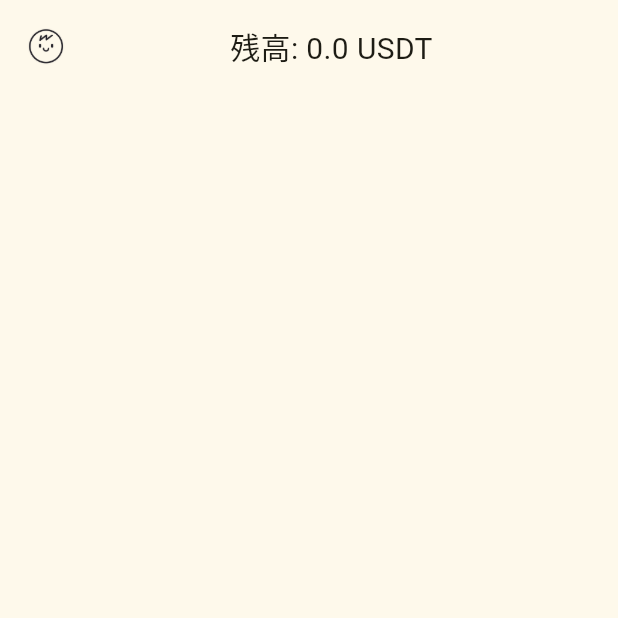
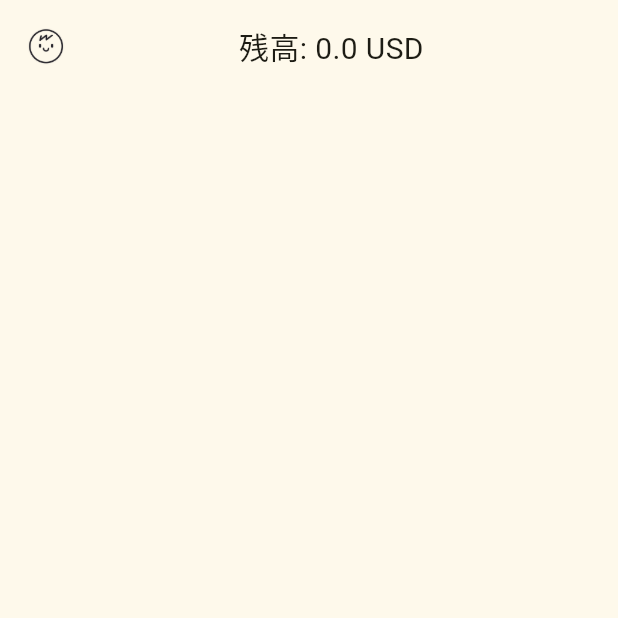
Before and after one commit to t42ji2ji/onichan_eth_tokyo_2024, a Flutter app: the MerchantScreen screen opened directly, on a phone screen of 412 x 824 dp, the top half of it. Run offline on Flutter 3.47's test engine with Material 3 defaults, Android fonts, the phone set to English and light mode, and no system bars; drawn by our look-alikes of oktoast; our stand-ins replace decimal, flutter_animate, flutter_riverpod, google_fonts, percent_indicator, rive and 1 more; missing offline and left inert: reclaim_sdk, text_to_speech, web3dart; generated files the repository leaves out were written again.

Commit message:
fix: add symbol and pk

```diff
--- a/flutter/lib/controller/web3_service.dart
+++ b/flutter/lib/controller/web3_service.dart
@@ -75,6 +75,10 @@ FutureOr<List<Order>> allOrders(AllOrdersRef ref) async {
             id: e[0],
             from: (e[1] as EthereumAddress).hex,
             token: (e[2] as EthereumAddress).hex,
+            symbol: (e[2] as EthereumAddress).hex.toLowerCase() ==
+                    usdtAddress.toLowerCase()
+                ? 'USDT'
+                : 'USDC',
             amount: e[3],
             conditionHash: e[4],
           ))
--- a/flutter/lib/pages/mechant_screen.dart
+++ b/flutter/lib/pages/mechant_screen.dart
@@ -26,7 +26,7 @@ class MerchantScreen extends ConsumerWidget {
                   Image.asset('assets/onii.png', width: 30),
                   Expanded(
                     child: Text(
-                      "残高: ${totalAmount / BigInt.from(10).pow(6)} USDT",
+                      "残高: ${totalAmount / BigInt.from(10).pow(6)} USD",
                       style: GoogleFonts.delaGothicOne().copyWith(
                         fontSize: 20,
                       ),
@@ -69,7 +69,7 @@ class MerchantScreen extends ConsumerWidget {
                                     ),
                                   ),
                                   subtitle: Text(
-                                    "金額: ${order.amount / BigInt.from(10).pow(6)} USDT\n状態: 未受取",
+                                    "金額: ${order.amount / BigInt.from(10).pow(6)} ${order.symbol}\n状態: 未受取",
                                     style: GoogleFonts.delaGothicOne().copyWith(
                                       fontSize: 16,
                                     ),
--- a/flutter/lib/pages/shop_screen.dart
+++ b/flutter/lib/pages/shop_screen.dart
@@ -163,14 +163,14 @@ class _ShopScreenState extends ConsumerState<ShopScreen>
               ],
             ),
             Text(
-              "USDT",
+              widget.order.symbol,
               style: GoogleFonts.delaGothicOne().copyWith(
                 fontSize: 70,
               ),
               textAlign: TextAlign.center,
             ),
             Text(
-              "max: $maxAmount USDT",
+              "max: $maxAmount ${widget.order.symbol}",
               style: GoogleFonts.delaGothicOne().copyWith(
                 fontSize: 14,
               ),
@@ -182,7 +182,7 @@ class _ShopScreenState extends ConsumerState<ShopScreen>
               child: Column(
                 children: [
                   Text(
-                    "${(value).toStringAsFixed(2)} USDT",
+                    "${(value).toStringAsFixed(2)} ${widget.order.symbol}",
                     style: GoogleFonts.delaGothicOne().copyWith(
                       fontSize: 20,
                     ),
--- a/flutter/lib/types/order.dart
+++ b/flutter/lib/types/order.dart
@@ -2,6 +2,7 @@ class Order {
   final BigInt id;
   final String from;
   final String token;
+  final String symbol;
   final BigInt amount;
   final BigInt conditionHash;
 
@@ -9,6 +10,7 @@ class Order {
     required this.id,
     required this.from,
     required this.token,
+    required this.symbol,
     required this.amount,
     required this.conditionHash,
   });
```
Also changed, not shown: flutter/lib/controller/web3_contrller.dart (+4 -4 lines).
